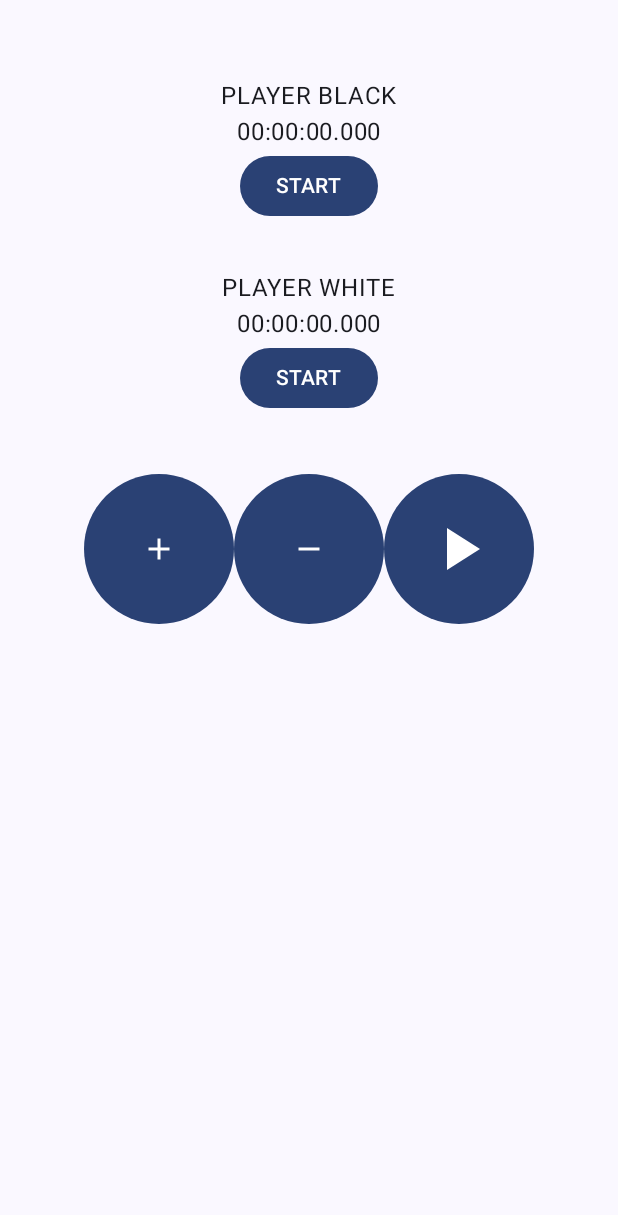
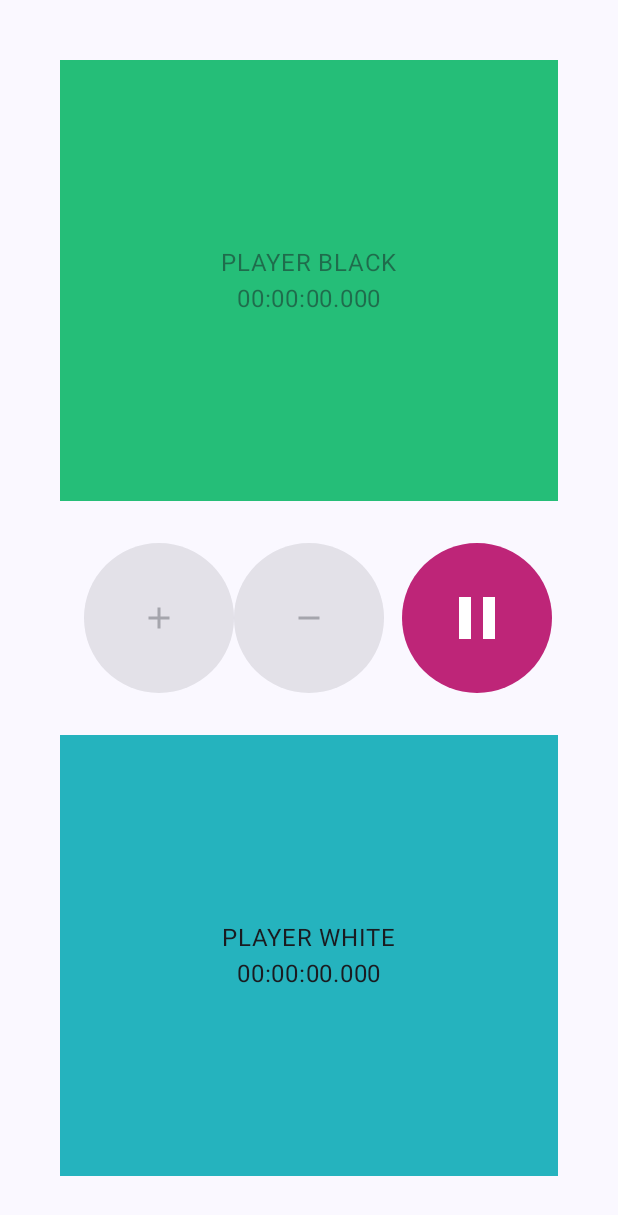
Before and after one commit to lebalbina/chess-clockk, an Android app built with Jetpack Compose: the screen it shows after launch (MainActivity), after a tap on "Play", on a phone screen of 412 x 824 dp. Shown: the top 1215 px of the screen. Run offline under Robolectric (Android 15) with nearby library versions, the phone set to English and light mode, and no system bars; our stand-ins replace livedata-compose; 2 other taps on this screen came first.

Commit message:
updated view ready for tests

```diff
--- a/app/src/main/java/com/example/chessclockk/MainActivity.kt
+++ b/app/src/main/java/com/example/chessclockk/MainActivity.kt
@@ -5,6 +5,7 @@ import androidx.activity.ComponentActivity
 import androidx.activity.compose.setContent
 import androidx.activity.viewModels
 import androidx.compose.foundation.background
+import androidx.compose.foundation.clickable
 import androidx.compose.foundation.interaction.MutableInteractionSource
 import androidx.compose.foundation.interaction.collectIsPressedAsState
 import androidx.compose.foundation.layout.Arrangement
@@ -21,6 +22,7 @@ import androidx.compose.material.icons.filled.Pause
 import androidx.compose.material.icons.filled.PlayArrow
 import androidx.compose.material.icons.filled.Remove
 import androidx.compose.material3.Button
+import androidx.compose.material3.ButtonDefaults
 import androidx.compose.material3.Icon
 import androidx.compose.material3.MaterialTheme
 import androidx.compose.material3.Surface
@@ -34,6 +36,7 @@ import androidx.compose.runtime.remember
 import androidx.compose.runtime.setValue
 import androidx.compose.ui.Alignment
 import androidx.compose.ui.Modifier
+import androidx.compose.ui.draw.alpha
 import androidx.compose.ui.graphics.Color
 import androidx.compose.ui.platform.LocalViewConfiguration
 import androidx.compose.ui.tooling.preview.Preview
@@ -68,8 +71,71 @@ class MainActivity : ComponentActivity() {
                 .fillMaxHeight()
                 .padding(24.dp)
         ) {
-            CombinedClocks(viewModel)
+            ClockBlackWidget(
+                viewModel,
+                modifier = Modifier
+                    .weight(1f)
+            )
+            Row(
+                modifier = Modifier
+                    .fillMaxWidth(),
+                verticalAlignment = Alignment.CenterVertically,
+                horizontalArrangement = Arrangement.Center
+            ) {
                 PlusMinusPause(viewModel)
+                PlayPauseComposable(viewModel)
+            }
+            ClockWhiteWidget(
+                viewModel,
+                modifier = Modifier
+                    .weight(1f)
+            )
+        }
+    }
+
+    @Composable
+    fun ClockBlackWidget(viewModel: MainActivityVM?, modifier: Modifier = Modifier) {
+        val count = viewModel?.clockBlackLiveData?.observeAsState()
+        val state = viewModel?.gameStateLiveData?.observeAsState()
+
+        val isEnabled = state?.value == MainActivityVM.GameState.BLACK_MOVE ||
+                state?.value == MainActivityVM.GameState.NEW_GAME
+
+        Column(
+            modifier
+                .fillMaxWidth()
+                .padding(16.dp)
+                .background(Color(0xFF25BE78))
+                .alpha(if (isEnabled) 1f else 0.5f)
+                .clickable { if (isEnabled) viewModel?.clockBlackPressed() },
+            verticalArrangement = Arrangement.Center,
+            horizontalAlignment = Alignment.CenterHorizontally,
+        ) {
+            Text(text = "PLAYER BLACK")
+            Text(text = "${count?.value}")
+        }
+    }
+
+    @Composable
+    fun ClockWhiteWidget(viewModel: MainActivityVM?, modifier: Modifier = Modifier) {
+        val count = viewModel?.clockWhiteLiveData?.observeAsState()
+        val state = viewModel?.gameStateLiveData?.observeAsState()
+
+        val isEnabled = state?.value == MainActivityVM.GameState.WHITE_MOVE ||
+                state?.value == MainActivityVM.GameState.NEW_GAME
+
+        Column(
+            modifier
+                .fillMaxWidth()
+                .padding(16.dp)
+                .background(Color(0xFF25B3BE))
+                .alpha(if (isEnabled) 1f else 0.5f)
+                .clickable { if (isEnabled) viewModel?.clockWhitePressed() },
+            verticalArrangement = Arrangement.Center,
+            horizontalAlignment = Alignment.CenterHorizontally
+        ) {
+            Text(text = "PLAYER WHITE")
+            Text(text = "${count?.value}")
         }
     }
 
@@ -86,7 +152,8 @@ class MainActivity : ComponentActivity() {
         val isDecreasePressed by interactionSourceDecrement.collectIsPressedAsState()
         var isDecreaseLongPressActive by remember { mutableStateOf(false) }
 
-        val gameState = viewModel?.gameStateLiveData?.observeAsState()
+        val state = viewModel?.gameStateLiveData?.observeAsState()
+        val isEnabled = state?.value == MainActivityVM.GameState.NEW_GAME
 
         LaunchedEffect(isIncrementPressed) {
             if (isIncrementPressed) {
@@ -126,39 +193,56 @@ class MainActivity : ComponentActivity() {
 
         Row(
             modifier = Modifier
-                .fillMaxWidth()
                 .padding(12.dp),
-            horizontalArrangement = Arrangement.Center
         ) {
             Button(
                 onClick = { },
                 interactionSource = interactionSourceIncrement,
+                enabled = isEnabled,
+                colors = ButtonDefaults.buttonColors(
+                    containerColor = Color(0xFFBE2578),
+                ),
                 modifier = Modifier.size(100.dp)
             ) {
                 Icon(imageVector = Icons.Filled.Add, contentDescription = "Plus")
             }
             Button(
                 onClick = { },
+                enabled = isEnabled,
                 interactionSource = interactionSourceDecrement,
+                colors = ButtonDefaults.buttonColors(
+                    containerColor = Color(0xFFBE2578)
+                ),
                 modifier = Modifier.size(100.dp)
             )
             {
                 Icon(imageVector = Icons.Filled.Remove, contentDescription = "Minus")
             }
+        }
+    }
+
+    @Composable
+    fun PlayPauseComposable(viewModel: MainActivityVM?) {
+        val state = viewModel?.gameStateLiveData?.observeAsState()
+        val isEnabled = state?.value != MainActivityVM.GameState.NEW_GAME
+
         Button(
+            enabled = isEnabled,
             onClick = { viewModel?.onPlayPauseBtnClicked(false) },
-                modifier = Modifier
-                    .size(100.dp)
+            colors = ButtonDefaults.buttonColors(
+                containerColor = Color(0xFFBE2578)
+            ),
+            modifier = Modifier.size(100.dp)
         ) {
             Icon(
-                    imageVector = when (gameState?.value) {
+                imageVector = when (state?.value) {
                     MainActivityVM.GameState.WHITE_MOVE -> Icons.Filled.Pause
                     MainActivityVM.GameState.BLACK_MOVE -> Icons.Filled.Pause
                     MainActivityVM.GameState.PAUSE -> Icons.Filled.PlayArrow
                     MainActivityVM.GameState.NEW_GAME -> Icons.Filled.PlayArrow
                     null -> Icons.Filled.Pause
                 },
-                    contentDescription = when (gameState?.value) {
+                contentDescription = when (state?.value) {
                     MainActivityVM.GameState.WHITE_MOVE -> "Pause"
                     MainActivityVM.GameState.BLACK_MOVE -> "Pause"
                     MainActivityVM.GameState.PAUSE -> "Play"
@@ -167,56 +251,6 @@ class MainActivity : ComponentActivity() {
                 },
                 modifier = Modifier.size(48.dp)
             )
-            }
-        }
-    }
-
-    @Composable
-    fun CombinedClocks(viewModel: MainActivityVM?) {
-        Column(
-            modifier = Modifier
-                .fillMaxWidth()
-                .padding(12.dp)
-        ) {
-            ClockBlackWidget(viewModel)
-            ClockWhiteWidget(viewModel)
-        }
-    }
-
-    //TODO parametryzacja tych widokow
-    @Composable
-    fun ClockBlackWidget(viewModel: MainActivityVM?) {
-        val count = viewModel?.clockBlackLiveData?.observeAsState()
-        Column(
-            modifier = Modifier
-                .fillMaxWidth()
-                .padding(16.dp),
-            verticalArrangement = Arrangement.Center,
-            horizontalAlignment = Alignment.CenterHorizontally
-        ) {
-            Text(text = "PLAYER BLACK")
-            Text(text = "${count?.value}")
-            Button(onClick = { viewModel?.clockBlackPressed() }) {
-                Text(text = "START")
-            }
-        }
-    }
-
-    @Composable
-    fun ClockWhiteWidget(viewModel: MainActivityVM?) {
-        val count = viewModel?.clockWhiteLiveData?.observeAsState()
-        Column(
-            modifier = Modifier
-                .fillMaxWidth()
-                .padding(16.dp),
-            verticalArrangement = Arrangement.Center,
-            horizontalAlignment = Alignment.CenterHorizontally
-        ) {
-            Text(text = "PLAYER WHITE")
-            Text(text = "${count?.value}")
-            Button(onClick = { viewModel?.clockWhitePressed() }) {
-                Text(text = "START")
-            }
         }
     }
 
--- a/app/src/main/java/com/example/chessclockk/MainActivityVM.kt
+++ b/app/src/main/java/com/example/chessclockk/MainActivityVM.kt
@@ -42,6 +42,7 @@ class MainActivityVM : ViewModel() {
 
     init {
         updateGameState(GameState.NEW_GAME)
+        updateClocks()
     }
 
     fun clockBlackPressed() {
```
Lines whose indentation alone changed are shown as unchanged.
